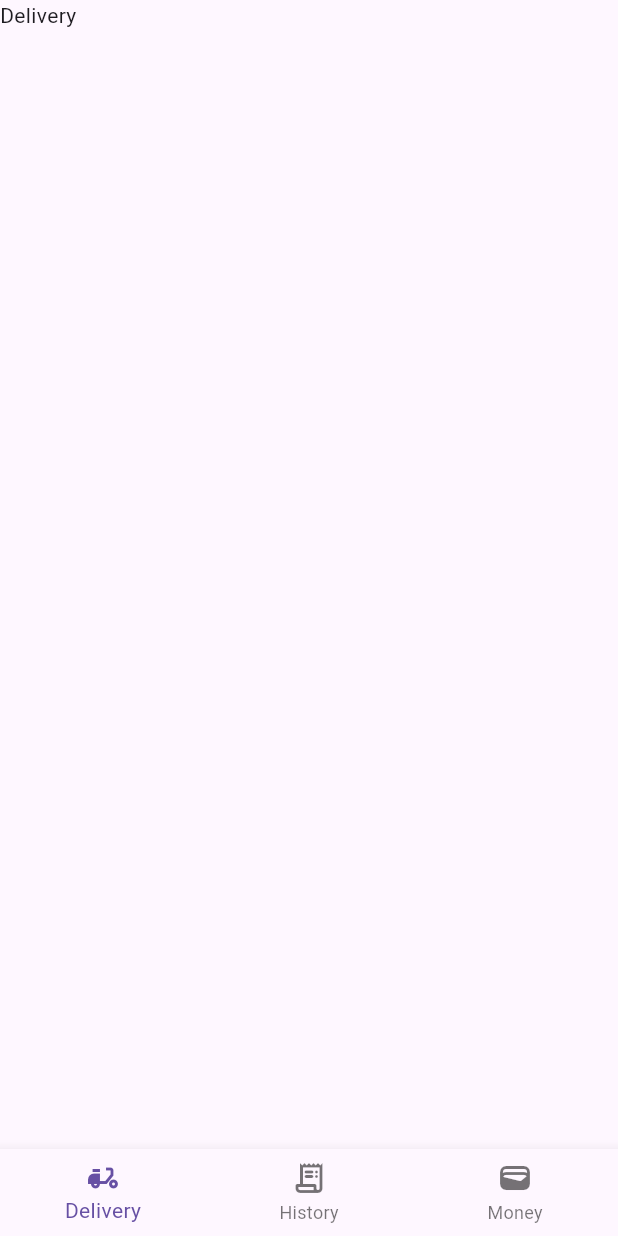
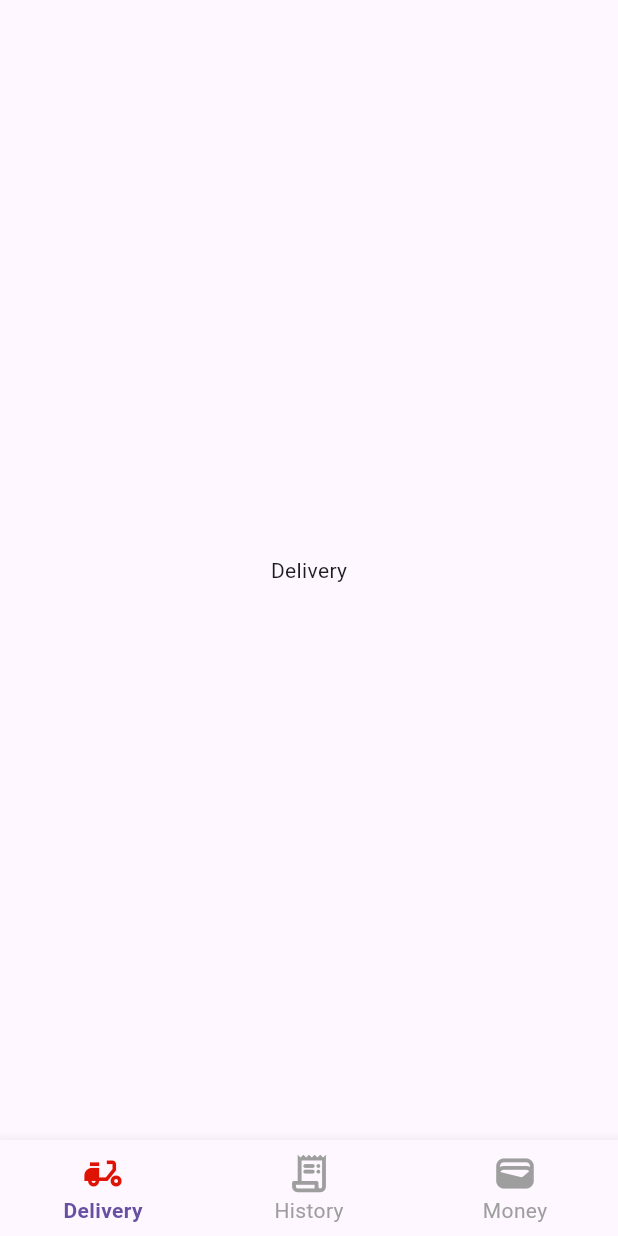
Before and after one commit to muhammed-suhaid/Zomato_Clone_Ui, a Flutter app: the screen it shows after launch, on a phone screen of 412 x 824 dp. Run offline on Flutter 3.47's test engine with Material 3 defaults, Android fonts, the light colour scheme and no system bars; our stand-ins replace cached_network_image.

Commit message:
Changed the design of the bottom nav bar

```diff
--- a/lib/Screens/bottom_nav_bar.dart
+++ b/lib/Screens/bottom_nav_bar.dart
@@ -11,15 +11,37 @@ class _BottomNavbarState extends State<BottomNavbar> {
   int currentIndex = 0;
 
   List<Widget> body = [
-    const Text('Delivery'),
-    const Text('History'),
-    const Text('Money'),
+    const Center(child: Text('Delivery')),
+    const Center(child: Text('History')),
+    const Center(child: Text('Money')),
   ];
   @override
   Widget build(BuildContext context) {
     return Scaffold(
       body: body[currentIndex],
-      bottomNavigationBar: BottomNavigationBar(
+      bottomNavigationBar: Theme(
+        data: Theme.of(context).copyWith(
+          splashFactory: NoSplash.splashFactory,
+          highlightColor: Colors.transparent,
+        ),
+        child: BottomNavigationBar(
+          currentIndex: currentIndex,
+          onTap: (value) {
+            setState(() {
+              currentIndex = value;
+            });
+          },
+          iconSize: 30,
+          unselectedItemColor: Colors.grey,
+          unselectedFontSize: 14,
+          selectedLabelStyle: const TextStyle(
+            fontSize: 14,
+            fontWeight: FontWeight.w600,
+            color: Colors.black,
+          ),
+          selectedIconTheme: const IconThemeData(
+            color: Color.fromARGB(255, 223, 19, 4),
+          ),
           items: const [
             BottomNavigationBarItem(
               icon: Icon(Icons.delivery_dining),
@@ -35,6 +57,7 @@ class _BottomNavbarState extends State<BottomNavbar> {
             ),
           ],
         ),
+      ),
     );
   }
 }
--- a/lib/Screens/splash_screen.dart
+++ b/lib/Screens/splash_screen.dart
@@ -14,7 +14,7 @@ class _SplashScreenState extends State<SplashScreen> {
   @override
   void initState() {
     super.initState();
-    Future.delayed(const Duration(seconds: 2), () {
+    Future.delayed(const Duration(seconds: 3), () {
       Navigator.pushReplacement(
         context,
         MaterialPageRoute(
```
Lines whose indentation alone changed are shown as unchanged.
